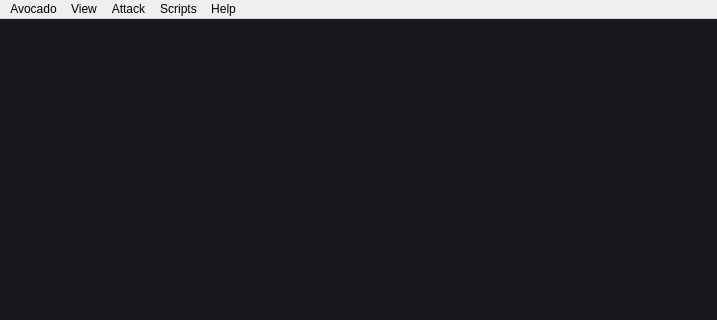
ProDefense/Avocado, file src/server/ui/main_window.ui: the form before one commit; both pictures show x 0 to 717 and y 0 to 320 of the 717 by 572 pixel window.
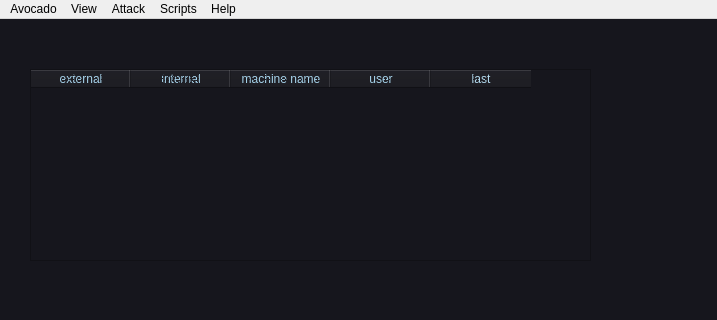
The form after the commit.

Commit message: Created columns for list of implants table. Updated readmes for gui construction info.

Patch:
```diff
--- a/src/server/ui/main_window.ui
+++ b/src/server/ui/main_window.ui
@@ -10,6 +10,11 @@
     <height>572</height>
    </rect>
   </property>
+  <property name="font">
+   <font>
+    <family>Academy Engraved LET</family>
+   </font>
+  </property>
   <property name="windowTitle">
    <string>Avocado 🥑</string>
   </property>
@@ -24,6 +29,86 @@
 background-color:#16161D
 }</string>
    </property>
+   <widget class="QTableWidget" name="implants">
+    <property name="geometry">
+     <rect>
+      <x>30</x>
+      <y>50</y>
+      <width>561</width>
+      <height>192</height>
+     </rect>
+    </property>
+    <column>
+     <property name="text">
+      <string>external</string>
+     </property>
+     <property name="foreground">
+      <brush brushstyle="Dense1Pattern">
+       <color alpha="255">
+        <red>168</red>
+        <green>212</green>
+        <blue>237</blue>
+       </color>
+      </brush>
+     </property>
+    </column>
+    <column>
+     <property name="text">
+      <string>internal</string>
+     </property>
+     <property name="foreground">
+      <brush brushstyle="Dense2Pattern">
+       <color alpha="255">
+        <red>168</red>
+        <green>212</green>
+        <blue>237</blue>
+       </color>
+      </brush>
+     </property>
+    </column>
+    <column>
+     <property name="text">
+      <string>machine name</string>
+     </property>
+     <property name="foreground">
+      <brush brushstyle="Dense1Pattern">
+       <color alpha="255">
+        <red>167</red>
+        <green>212</green>
+        <blue>236</blue>
+       </color>
+      </brush>
+     </property>
+    </column>
+    <column>
+     <property name="text">
+      <string>user</string>
+     </property>
+     <property name="foreground">
+      <brush brushstyle="Dense1Pattern">
+       <color alpha="255">
+        <red>167</red>
+        <green>212</green>
+        <blue>236</blue>
+       </color>
+      </brush>
+     </property>
+    </column>
+    <column>
+     <property name="text">
+      <string>last</string>
+     </property>
+     <property name="foreground">
+      <brush brushstyle="Dense1Pattern">
+       <color alpha="255">
+        <red>179</red>
+        <green>218</green>
+        <blue>239</blue>
+       </color>
+      </brush>
+     </property>
+    </column>
+   </widget>
   </widget>
   <widget class="QMenuBar" name="menubar">
    <property name="geometry">
```
The commit also changes 4 other files.
